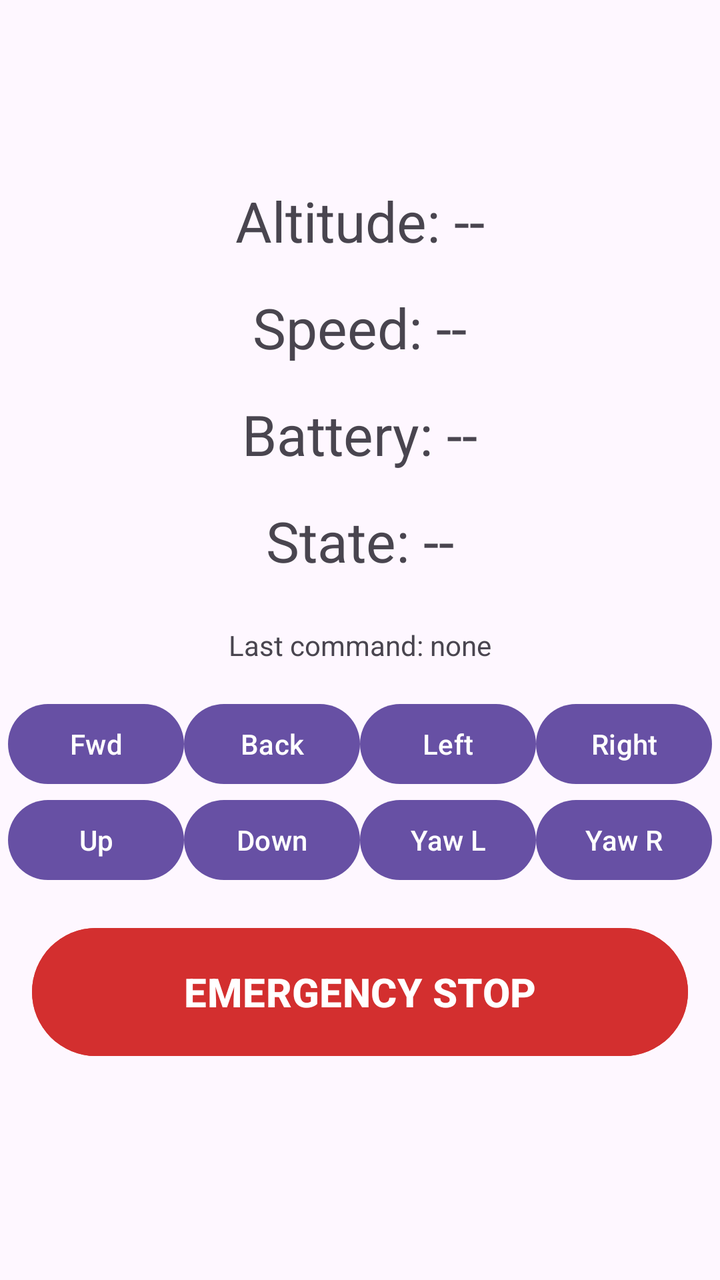
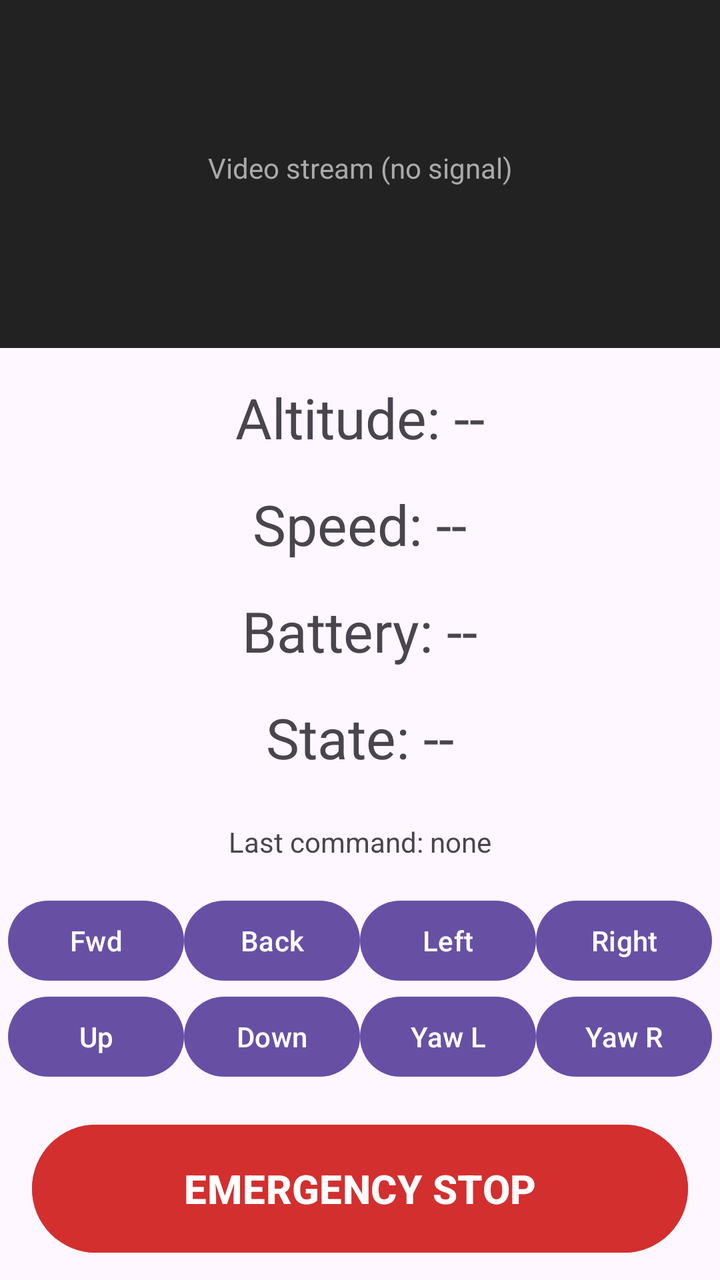

Before-and-after screenshots of an Android layout around one commit, followed by the original layout XML and the change that was made.
<!-- AndroidManifest.xml: application theme Theme.DroneControl -->
<!-- res/layout/activity_main.xml -->
<?xml version="1.0" encoding="utf-8"?>
<RelativeLayout
    xmlns:android="http://schemas.android.com/apk/res/android"
    android:id="@+id/main"
    android:layout_width="match_parent"
    android:layout_height="match_parent">

    <LinearLayout
        android:layout_width="match_parent"
        android:layout_height="match_parent"
        android:orientation="vertical"
        android:gravity="center">

        <TextView
            android:id="@+id/altitudeText"
            android:layout_width="wrap_content"
            android:layout_height="wrap_content"
            android:layout_marginBottom="16dp"
            android:text="Altitude: --"
            android:textSize="28sp" />

        <TextView
            android:id="@+id/speedText"
            android:layout_width="wrap_content"
            android:layout_height="wrap_content"
            android:layout_marginBottom="16dp"
            android:text="Speed: --"
            android:textSize="28sp" />

        <TextView
            android:id="@+id/batteryText"
            android:layout_width="wrap_content"
            android:layout_height="wrap_content"
            android:layout_marginBottom="16dp"
            android:text="Battery: --"
            android:textSize="28sp" />

        <TextView
            android:id="@+id/stateText"
            android:layout_width="wrap_content"
            android:layout_height="wrap_content"
            android:text="State: --"
            android:textSize="28sp" />

        <TextView
            android:id="@+id/lastCommandText"
            android:layout_width="wrap_content"
            android:layout_height="wrap_content"
            android:layout_marginTop="24dp"
            android:text="Last command: none"
            android:textSize="14sp" />

        <ScrollView
            android:layout_width="wrap_content"
            android:layout_height="wrap_content">
            <LinearLayout
                android:layout_width="wrap_content"
                android:layout_height="wrap_content"
                android:layout_marginTop="16dp"
                android:orientation="horizontal">
                <Button android:id="@+id/btnForward" android:layout_width="wrap_content" android:layout_height="wrap_content" android:text="Fwd" />
                <Button android:id="@+id/btnBack" android:layout_width="wrap_content" android:layout_height="wrap_content" android:text="Back" />
                <Button android:id="@+id/btnLeft" android:layout_width="wrap_content" android:layout_height="wrap_content" android:text="Left" />
                <Button android:id="@+id/btnRight" android:layout_width="wrap_content" android:layout_height="wrap_content" android:text="Right" />
            </LinearLayout>
        </ScrollView>

        <ScrollView
            android:layout_width="wrap_content"
            android:layout_height="wrap_content">
            <LinearLayout
                android:layout_width="wrap_content"
                android:layout_height="wrap_content"
                android:orientation="horizontal">
                <Button android:id="@+id/btnUp" android:layout_width="wrap_content" android:layout_height="wrap_content" android:text="Up" />
                <Button android:id="@+id/btnDown" android:layout_width="wrap_content" android:layout_height="wrap_content" android:text="Down" />
                <Button android:id="@+id/btnYawLeft" android:layout_width="wrap_content" android:layout_height="wrap_content" android:text="Yaw L" />
                <Button android:id="@+id/btnYawRight" android:layout_width="wrap_content" android:layout_height="wrap_content" android:text="Yaw R" />
            </LinearLayout>
        </ScrollView>

        <Button
            android:id="@+id/btnEmergency"
            android:layout_width="match_parent"
            android:layout_height="72dp"
            android:layout_gravity="bottom"
            android:layout_margin="16dp"
            android:backgroundTint="#D32F2F"
            android:text="EMERGENCY STOP"
            android:textColor="#FFFFFF"
            android:textSize="20sp"
            android:textStyle="bold" />

    </LinearLayout>
</RelativeLayout>
<!-- resources referenced by this layout -->
<resources>
  <style name="Theme.DroneControl" parent="Base.Theme.DroneControl" />
  <style name="Base.Theme.DroneControl" parent="Theme.Material3.DayNight.NoActionBar">
          
          
      </style>
</resources>

<!-- the commit's change to res/layout/activity_main.xml (unified diff, before → after) -->
@@ -10,6 +10,16 @@
         android:layout_height="match_parent"
         android:orientation="vertical"
         android:gravity="center">
+
+        <TextView
+            android:id="@+id/videoPlaceholder"
+            android:layout_width="match_parent"
+            android:layout_height="180dp"
+            android:layout_marginBottom="16dp"
+            android:background="#222222"
+            android:gravity="center"
+            android:text="Video stream (no signal)"
+            android:textColor="#AAAAAA" />
 
         <TextView
             android:id="@+id/altitudeText"
